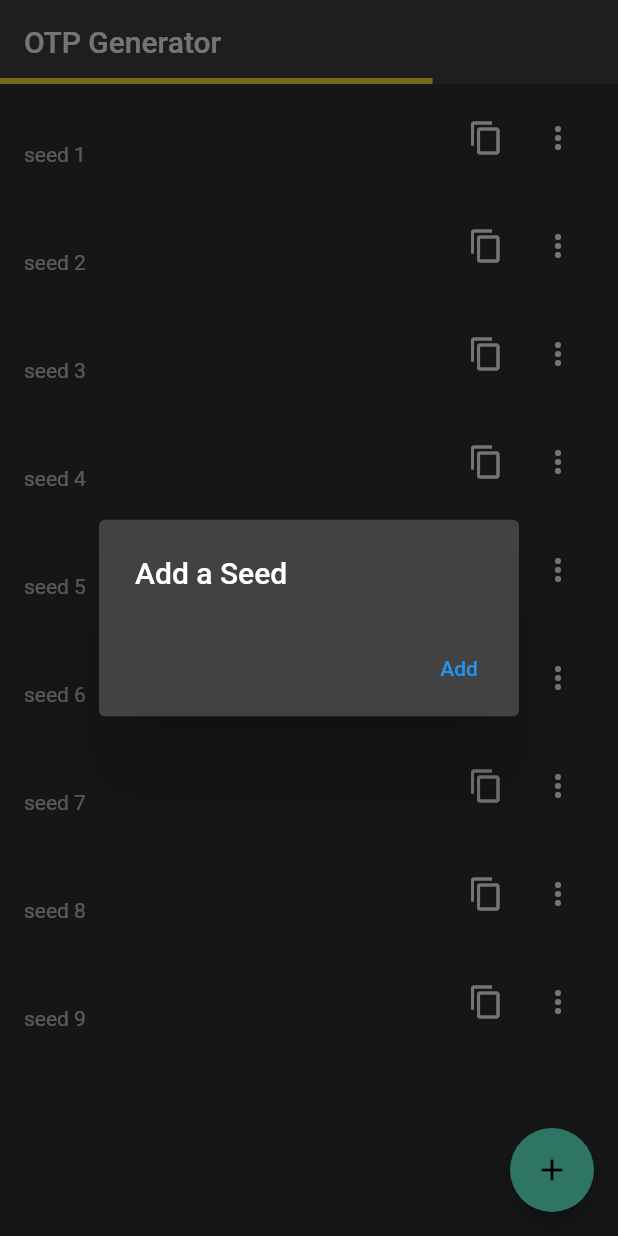
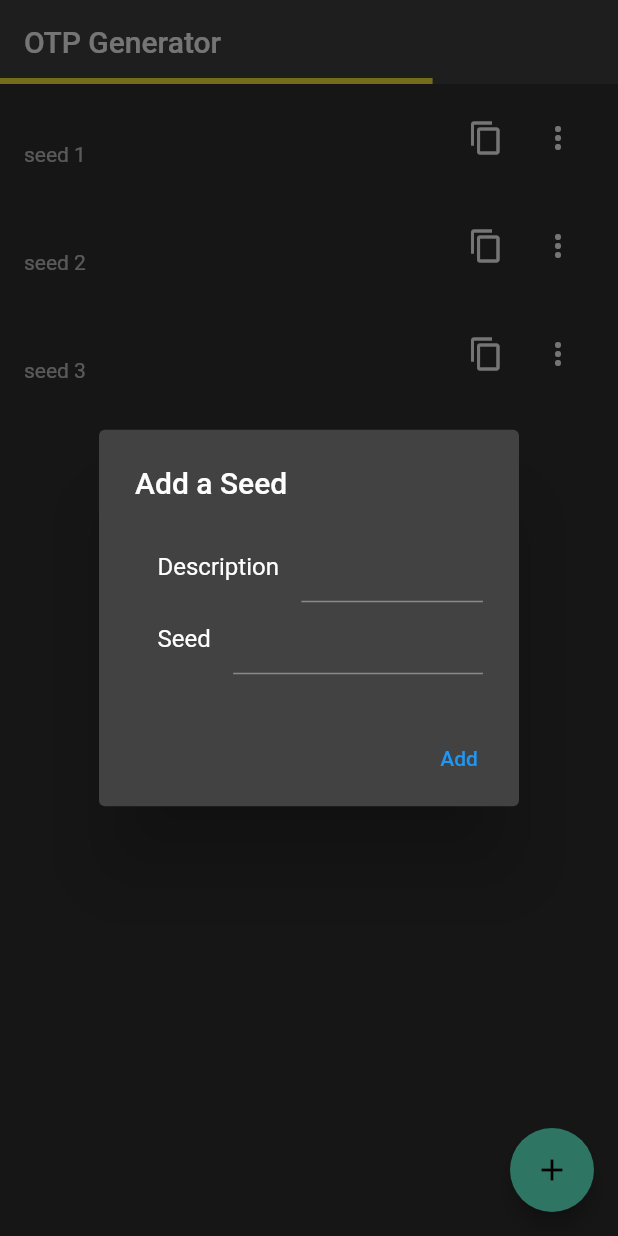
Before and after one commit to Hhanri/HanriOTP, a Flutter app: the screen it shows after launch, after a tap on the "add" icon, on a phone screen of 412 x 824 dp. Run offline on Flutter 3.47's test engine with Material 2 defaults, Android fonts, the phone set to English and light mode, and no system bars; our stand-ins replace flutter_riverpod; missing offline and left inert: base32, otp.

Commit message:
AlertDialog to add seed with Base32 validator, need to fix seedsProvider not changing state properly and not rebuilding everything

```diff
--- a/lib/providers/seeds_notifier.dart
+++ b/lib/providers/seeds_notifier.dart
@@ -9,12 +9,6 @@ class SeedsNotifier extends StateNotifier<List<SeedModel>> {
       SeedModel(seed: "JBSWY3DPEHPK3PXP", title: "seed 1"),
       SeedModel(seed: "JBSWY3DPEHPK3PXP", title: "seed 2"),
       SeedModel(seed: "JBSWY3DPEHPK3PXP", title: "seed 3"),
-      SeedModel(seed: "JBSWY3DPEHPK3PXP", title: "seed 4"),
-      SeedModel(seed: "JBSWY3DPEHPK3PXP", title: "seed 5"),
-      SeedModel(seed: "JBSWY3DPEHPK3PXP", title: "seed 6"),
-      SeedModel(seed: "JBSWY3DPEHPK3PXP", title: "seed 7"),
-      SeedModel(seed: "JBSWY3DPEHPK3PXP", title: "seed 8"),
-      SeedModel(seed: "JBSWY3DPEHPK3PXP", title: "seed 9"),
     ];
 
   void addSeed(SeedModel newSeed) {
@@ -28,8 +22,6 @@ class SeedsNotifier extends StateNotifier<List<SeedModel>> {
   }
 
   void swapSeeds(int oldIndex, int newIndex, SeedModel seed) {
-    RangeError.checkValidIndex(oldIndex, state, 'oldIndex');
-    RangeError.checkValidIndex(newIndex, state, 'newIndex');
     final int index = newIndex > oldIndex ? newIndex - 1 : newIndex;
     state.removeAt(oldIndex);
     state.insert(index, seed);
--- a/lib/utils/navigation_utils.dart
+++ b/lib/utils/navigation_utils.dart
@@ -1,3 +1,4 @@
+import 'package:base32/encodings.dart';
 import 'package:flutter/cupertino.dart';
 import 'package:flutter/material.dart';
 import 'package:flutter_riverpod/flutter_riverpod.dart';
@@ -26,33 +27,45 @@ class AlertDialogWidget extends StatelessWidget {
     String _description = "";
     return AlertDialog(
       title: const Text("Add a Seed"),
-      /*
       content: Form(
         key: _formKey,
+        child: IntrinsicHeight(
           child: Column(
             children: [
               TextFormFieldWidget(
                 field: _description,
-              fieldTitle: "Description"
+                fieldTitle: "Description",
+                valueChanged: (value) {
+                  _description = value;
+                  print(_description);
+                }, type: '',
               ),
               TextFormFieldWidget(
                 field: _seed,
-              fieldTitle: "Seed"
+                fieldTitle: "Seed",
+                valueChanged: (value) {
+                  _seed = value;
+                }, type: 'seed',
               ),
             ],
           ),
         ),
-
-       */
+      ),
       actions: [
-        ValidateButtonWidget(
-          formKey: _formKey,
-          seed: _seed,
-          description: _description,
-          clearOnValidate: () {
+        Consumer(
+          builder: (context, watch, child) {
+            return ValidateButtonWidget(
+              onValidate: () {
+                if (_formKey.currentState!.validate()) {
+                  print("Seed: $_seed ,description: $_description");
+                  watch.watch(seedsProvider.notifier).addSeed(SeedModel(seed: _seed, title: _description));
                   _seed = "";
                   _description = "";
+                  Navigator.of(context).pop();
+                }
               },
+            );
+          }
         )
       ],
     );
@@ -60,33 +73,19 @@ class AlertDialogWidget extends StatelessWidget {
 }
 
 class ValidateButtonWidget extends StatelessWidget {
-  String seed;
-  String description;
-  final GlobalKey<FormState> formKey;
-  final VoidCallback clearOnValidate;
-  ValidateButtonWidget({
+  final VoidCallback onValidate;
+  const ValidateButtonWidget({
     Key? key,
-    required this.seed,
-    required this.description,
-    required this.formKey,
-    required this.clearOnValidate
+    required this.onValidate,
   }) :  super(key: key);
 
   @override
   Widget build(BuildContext context) {
-    return Consumer(
-      builder: (BuildContext context, WidgetRef watch, child) {
     return TextButton(
       onPressed: () {
-              if (formKey.currentState!.validate()) {
-                print("Seed: $seed ,description: $description");
-                watch.watch(seedsProvider.notifier).addSeed(SeedModel(seed: seed, title: description));
-                clearOnValidate();
-              }
+        onValidate();
       },
       child: const Text("Add")
-        );
-      },
     );
   }
 }
@@ -94,28 +93,47 @@ class ValidateButtonWidget extends StatelessWidget {
 class TextFormFieldWidget extends StatelessWidget {
   String field;
   final String fieldTitle;
+  final ValueChanged valueChanged;
+  final String type;
   TextFormFieldWidget({
     Key? key,
     required this.field,
-    required this.fieldTitle
+    required this.fieldTitle,
+    required this.valueChanged,
+    required this.type
   }) : super(key: key);
 
   @override
   Widget build(BuildContext context) {
     return Row(
+      crossAxisAlignment: CrossAxisAlignment.center,
+      mainAxisAlignment: MainAxisAlignment.spaceEvenly,
       children: [
-        Text(fieldTitle),
-        TextFormField(
+        Padding(
+          padding: const EdgeInsets.symmetric(horizontal: 15),
+          child: Text(fieldTitle)
+        ),
+        Expanded(
+          child: TextFormField(
             onChanged: (value) {
-            field = value;
+              valueChanged(value);
             },
             validator: (String? value) {
               if (value == null || value == "") {
                 return "Fill this field";
+              }
+              if (type == "seed") {
+                if (value.length % 2 != 0 || !EncodingUtils.getRegex(Encoding.standardRFC4648).hasMatch(value)){
+                  return "Wrong Code";
                 } else {
                   return null;
                 }
+              }
+               else {
+                return null;
+              }
             },
+          ),
         )
       ],
     );
--- a/lib/widgets/floating_action_button_widget.dart
+++ b/lib/widgets/floating_action_button_widget.dart
@@ -1,8 +1,4 @@
 import 'package:flutter/material.dart';
-import 'package:flutter_riverpod/flutter_riverpod.dart';
-import 'package:otp_generator/providers/providers.dart';
-import 'package:otp_generator/providers/seeds_notifier.dart';
-
 import '../utils/navigation_utils.dart';
 
 class FloatingActionButtonWidget extends StatelessWidget {
--- a/lib/widgets/list_view_widget.dart
+++ b/lib/widgets/list_view_widget.dart
@@ -13,14 +13,14 @@ class ListViewWidget extends StatelessWidget {
   Widget build(BuildContext context) {
     return Consumer(
       builder: (BuildContext context, WidgetRef ref, Widget? child) {
-        final shortTimeLeft = ref.watch(timerProvider.select((value) => value.timeLeft <= 10)); //timeLeft below 10 => true, timeLeft reloads to 30 => false; 2 changes watched, so 2 rebuilds when needed
         final List<SeedModel> seeds = ref.watch(seedsProvider);
-        List<String> codes = SeedModel.getListCodes(seeds);
+        final bool shortTimeLeft = ref.watch(timerProvider.select((value) => value.timeLeft <= 10)); //timeLeft below 10 => true, timeLeft reloads to 30 => false; 2 changes watched, so 2 rebuilds when needed
+        final List<String> codes = SeedModel.getListCodes(seeds);
         return ReorderableListView.builder(
           physics: const ClampingScrollPhysics() ,
           itemBuilder: (BuildContext context, int index) {
             return CodeCardWidget(
-              key: Key(seeds[index].title + seeds[index].seed),
+              key: Key(seeds[index].title + seeds[index].seed + index.toString()),
               code: codes[index],
               index: index,
               seed: seeds[index],
@@ -30,7 +30,7 @@ class ListViewWidget extends StatelessWidget {
           itemCount: seeds.length,
           onReorder: (int oldIndex, int newIndex) {
             ref.watch(seedsProvider.notifier).swapSeeds(oldIndex, newIndex, seeds[oldIndex]);
-          },
+      },
         );
       },
     );
```
Lines whose indentation alone changed are shown as unchanged.
